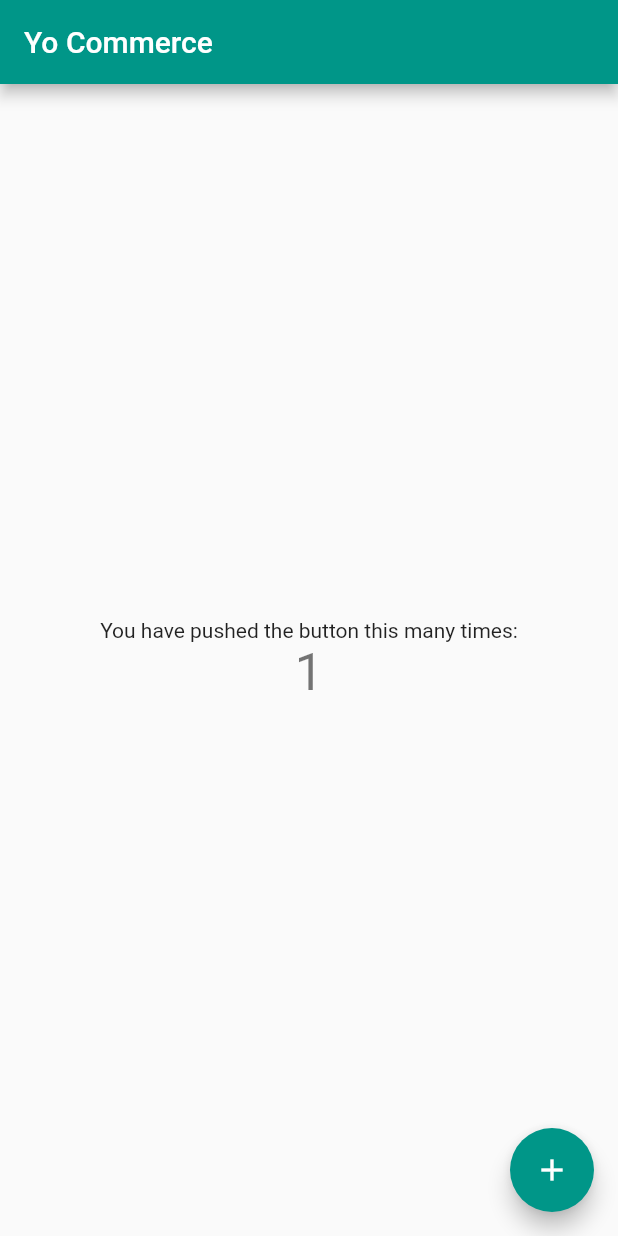
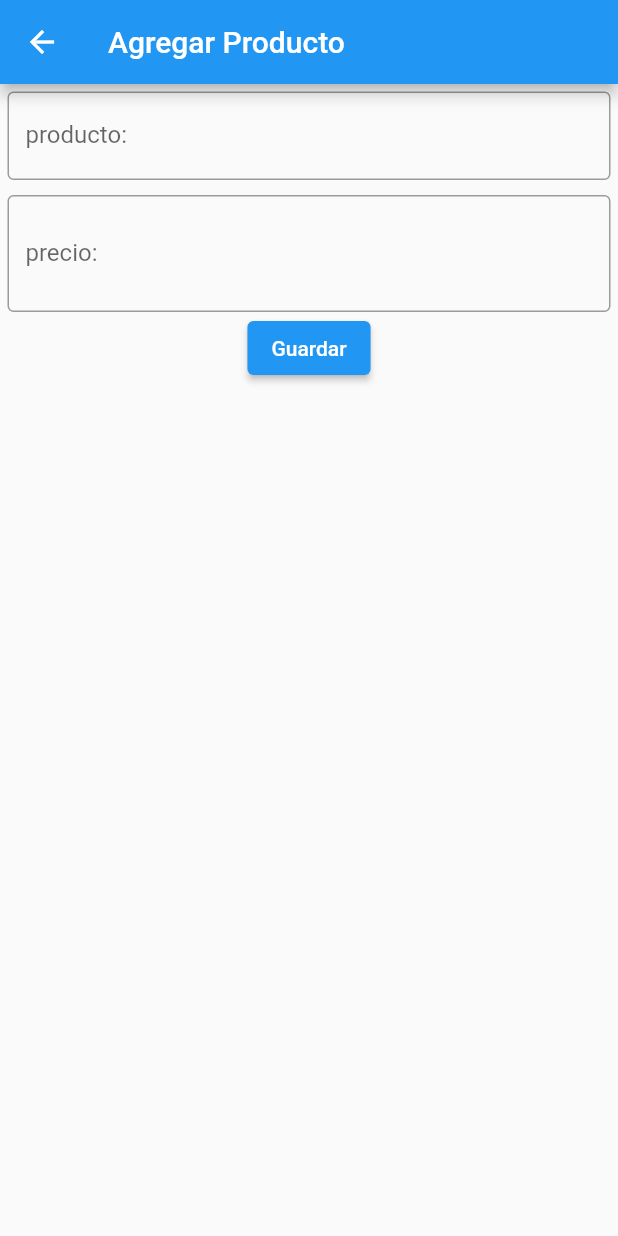
Before and after one commit to NielsHernandez/onlinestore, a Flutter app: the screen it shows after launch, after a tap on the "add" icon, on a phone screen of 412 x 824 dp. Run offline on Flutter 3.47's test engine with Material 2 defaults, Android fonts, the phone set to English and light mode, and no system bars.

Commit message:
routes of main views

```diff
--- a/lib/main.dart
+++ b/lib/main.dart
@@ -1,116 +1,24 @@
 import 'package:flutter/material.dart';
-import 'user.dart';
+import 'pages/list_page.dart';
+import 'pages/save_page.dart';
 
+//inicia la app
 void main() {
-  runApp(const MyApp());
+  runApp(MyApp());
 }
 
-class MyApp extends StatelessWidget {
-  const MyApp({super.key});
+class MyApp extends StatelessWidget{
 
-  // This widget is the root of your application.
   @override
-  Widget build(BuildContext context) {
-    return MaterialApp(
-      title: 'Yo Commerce',
-      theme: ThemeData(
-        // This is the theme of your application.
-        //
-        // Try running your application with "flutter run". You'll see the
-        // application has a blue toolbar. Then, without quitting the app, try
-        // changing the primarySwatch below to Colors.green and then invoke
-        // "hot reload" (press "r" in the console where you ran "flutter run",
-        // or simply save your changes to "hot reload" in a Flutter IDE).
-        // Notice that the counter didn't reset back to zero; the application
-        // is not restarted.
-        primarySwatch: Colors.teal,
-      ),
-      home: const MyHomePage(title: 'Yo Commerce'),
+  Widget build(BuildContext context){
+    return   MaterialApp(
+      initialRoute: ListPage.ROUTE,
+      routes: {
+        ListPage.ROUTE : (_) => ListPage(),
+        SavePage.ROUTE : (_) => SavePage(),
+
+
+      },
     );
   }
 }
-
-class MyHomePage extends StatefulWidget {
-  const MyHomePage({super.key, required this.title});
-
-  // This widget is the home page of your application. It is stateful, meaning
-  // that it has a State object (defined below) that contains fields that affect
-  // how it looks.
-
-  // This class is the configuration for the state. It holds the values (in this
-  // case the title) provided by the parent (in this case the App widget) and
-  // used by the build method of the State. Fields in a Widget subclass are
-  // always marked "final".
-
-  final String title;
-
-  @override
-  State<MyHomePage> createState() => _MyHomePageState();
-}
-
-class _MyHomePageState extends State<MyHomePage> {
-  int _counter = 0;
-
-  void _incrementCounter() {
-    setState(() {
-      // This call to setState tells the Flutter framework that something has
-      // changed in this State, which causes it to rerun the build method below
-      // so that the display can reflect the updated values. If we changed
-      // _counter without calling setState(), then the build method would not be
-      // called again, and so nothing would appear to happen.
-      _counter++;
-    });
-  }
-
-  @override
-  Widget build(BuildContext context) {
-    // This method is rerun every time setState is called, for instance as done
-    // by the _incrementCounter method above.
-    //
-    // The Flutter framework has been optimized to make rerunning build methods
-    // fast, so that you can just rebuild anything that needs updating rather
-    // than having to individually change instances of widgets.
-    return Scaffold(
-      appBar: AppBar(
-        // Here we take the value from the MyHomePage object that was created by
-        // the App.build method, and use it to set our appbar title.
-        title: Text(widget.title),
-      ),
-      body: Center(
-        // Center is a layout widget. It takes a single child and positions it
-        // in the middle of the parent.
-        child: Column(
-          // Column is also a layout widget. It takes a list of children and
-          // arranges them vertically. By default, it sizes itself to fit its
-          // children horizontally, and tries to be as tall as its parent.
-          //
-          // Invoke "debug painting" (press "p" in the console, choose the
-          // "Toggle Debug Paint" action from the Flutter Inspector in Android
-          // Studio, or the "Toggle Debug Paint" command in Visual Studio Code)
-          // to see the wireframe for each widget.
-          //
-          // Column has various properties to control how it sizes itself and
-          // how it positions its children. Here we use mainAxisAlignment to
-          // center the children vertically; the main axis here is the vertical
-          // axis because Columns are vertical (the cross axis would be
-          // horizontal).
-          mainAxisAlignment: MainAxisAlignment.center,
-          children: <Widget>[
-            const Text(
-              'You have pushed the button this many times:',
-            ),
-            Text(
-              '$_counter',
-              style: Theme.of(context).textTheme.headline4,
-            ),
-          ],
-        ),
-      ),
-      floatingActionButton: FloatingActionButton(
-        onPressed: _incrementCounter,
-        tooltip: 'Increment',
-        child: const Icon(Icons.add),
-      ), // This trailing comma makes auto-formatting nicer for build methods.
-    );
-  }
-}
--- /dev/null
+++ b/lib/pages/list_page.dart
@@ -0,0 +1,25 @@
+import 'package:flutter/material.dart';
+import 'package:onlinestore/pages/save_page.dart';
+class ListPage extends StatelessWidget{
+  //ListPage({super.key});
+  static const String ROUTE = "/";
+  @override
+  Widget build(BuildContext context){
+
+    return Scaffold(
+      floatingActionButton: FloatingActionButton(child: Icon(Icons.add),onPressed: (
+      ){
+        Navigator.pushNamed(context, SavePage.ROUTE);
+      },),
+      appBar: AppBar(title: Text("productos"),),
+      body: Container(child: ListView(children: <Widget>[
+        ListTile(title: Text("producto 1"),),
+        ListTile(title: Text("producto 2"),),
+        ListTile(title: Text("producto 3"),),
+      ],),),
+    );
+  }
+
+
+
+}
--- /dev/null
+++ b/lib/pages/save_page.dart
@@ -0,0 +1,73 @@
+//import necesary packages
+import 'package:flutter/material.dart';
+
+//create stalleswidget
+
+class SavePage extends StatelessWidget {
+  static const String ROUTE = "/save";
+  @override
+  Widget build(BuildContext context) {
+    return Scaffold(
+      appBar: AppBar(
+        title: Text("Agregar Producto"),
+      ),
+      body: Container(
+          child: _FormSave(),
+      ),
+    );
+  }
+}
+
+class _FormSave extends StatelessWidget{
+  //para poder aceder a los campos se necesita identificarlos por medio de un key
+  final _formKey = GlobalKey<FormState>();
+  @override
+  Widget build(BuildContext context){
+    return Container(
+      padding: EdgeInsets.all(5),
+        child: Form(
+          key: _formKey,
+      child:
+      Column(children: <Widget>[
+        TextFormField(
+          //validate fields
+          validator: (String? value){
+            if(value != null && value.isEmpty){
+              return "Nombre de producto requerido";
+            }
+            return null;
+          },
+          decoration: InputDecoration(
+            labelText: "producto:",
+            border: OutlineInputBorder()
+          ),
+        ),
+        //para agregar padding
+        SizedBox(height: 10,),
+        TextFormField(
+          //varias lineas
+          maxLines: 2,
+          //validate fields
+            validator: (String? value){
+              if(value != null && value.isEmpty){
+                return "precio es requerido";
+              }
+              return null;
+            },
+          decoration: InputDecoration(
+              labelText: "precio:",
+              border: OutlineInputBorder()
+          ),
+        ),
+        ElevatedButton(onPressed: (){
+          //Your formKey is an instance variable and thus it cannot be detected by flow analysis that it is definitely not null even after your if check.
+          if(_formKey.currentState!.validate()){
+            print("oprimiste el buton");
+          }
+
+        }, child: Text("Guardar"),)
+
+      ],),),)
+    ;
+  }
+}
--- a/lib/user.dart
+++ /dev/null
@@ -1,5 +0,0 @@
-class User{
-
-  String name ="niels";
-  String lastName = "hernandez";
-}
```
Also changed, not shown: 1 other file.
